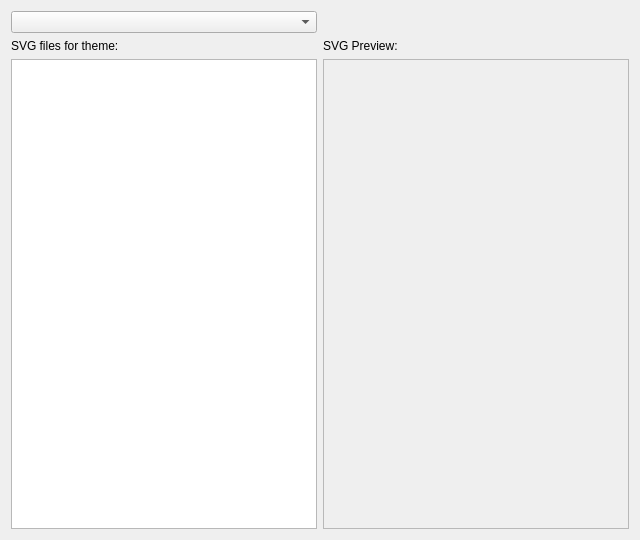
KDE/kde-workspace, file plasma/generic/tools/svgviewer/svgviewer.ui: the form before one commit.
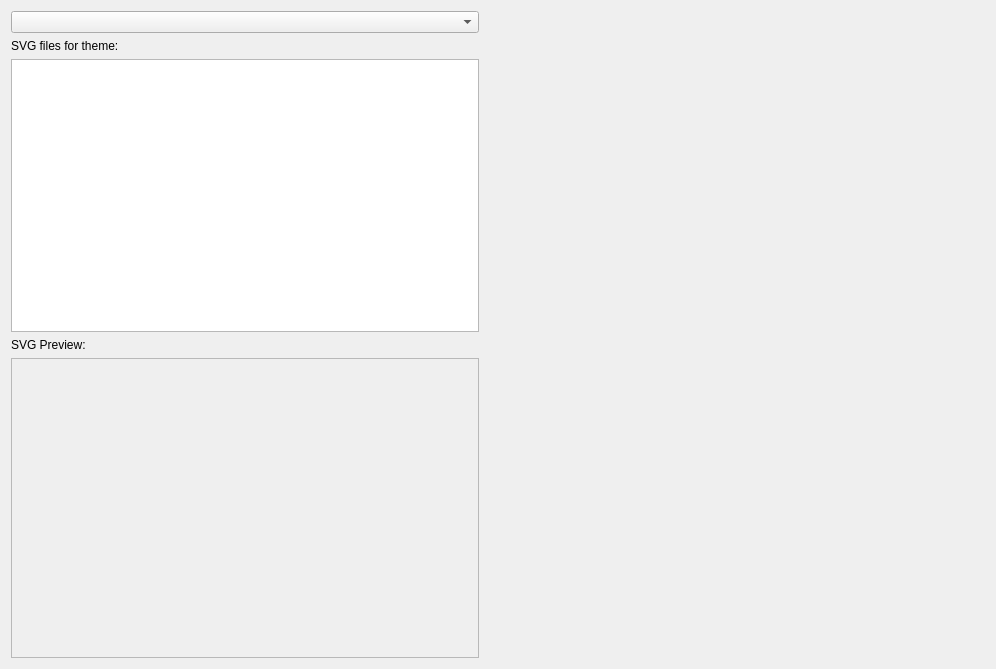
The form after the commit. Custom widgets are drawn as their Qt base class.

Commit message:
add m_sceneContainer to ui layout
prep for running a full desktop shell to preview thingies

Diff of the .ui file:
```diff
--- a/plasma/generic/tools/svgviewer/svgviewer.ui
+++ b/plasma/generic/tools/svgviewer/svgviewer.ui
@@ -6,14 +6,41 @@
    <rect>
     <x>0</x>
     <y>0</y>
-    <width>640</width>
-    <height>540</height>
+    <width>996</width>
+    <height>669</height>
    </rect>
   </property>
+  <layout class="QHBoxLayout" name="horizontalLayout_2">
+   <item>
+    <layout class="QHBoxLayout" name="horizontalLayout">
+     <item>
+      <layout class="QVBoxLayout" name="verticalLayout_3">
+       <item>
   <layout class="QVBoxLayout" name="verticalLayout">
    <item>
-    <layout class="QGridLayout" name="gridLayout">
-     <item row="4" column="0">
+          <widget class="KComboBox" name="m_themeSelector">
+           <property name="maximumSize">
+            <size>
+             <width>16777215</width>
+             <height>24</height>
+            </size>
+           </property>
+          </widget>
+         </item>
+         <item>
+          <widget class="QLabel" name="m_svgFilesLabel">
+           <property name="sizePolicy">
+            <sizepolicy hsizetype="MinimumExpanding" vsizetype="Preferred">
+             <horstretch>0</horstretch>
+             <verstretch>0</verstretch>
+            </sizepolicy>
+           </property>
+           <property name="text">
+            <string>SVG files for theme:</string>
+           </property>
+          </widget>
+         </item>
+         <item>
       <widget class="QTreeView" name="m_svgFilesTree">
        <property name="sizePolicy">
         <sizepolicy hsizetype="MinimumExpanding" vsizetype="MinimumExpanding">
@@ -21,6 +48,12 @@
          <verstretch>0</verstretch>
         </sizepolicy>
        </property>
+           <property name="maximumSize">
+            <size>
+             <width>16777215</width>
+             <height>16777215</height>
+            </size>
+           </property>
        <property name="editTriggers">
         <set>QAbstractItemView::NoEditTriggers</set>
        </property>
@@ -29,20 +62,11 @@
        </property>
       </widget>
      </item>
-     <item row="1" column="0">
-      <widget class="QLabel" name="m_svgFilesLabel">
-       <property name="sizePolicy">
-        <sizepolicy hsizetype="MinimumExpanding" vsizetype="Preferred">
-         <horstretch>0</horstretch>
-         <verstretch>0</verstretch>
-        </sizepolicy>
-       </property>
-       <property name="text">
-        <string>SVG files for theme:</string>
-       </property>
-      </widget>
-     </item>
-     <item row="1" column="1">
+        </layout>
+       </item>
+       <item>
+        <layout class="QVBoxLayout" name="verticalLayout_2">
+         <item>
       <widget class="QLabel" name="m_svgPreviewLabel">
        <property name="sizePolicy">
         <sizepolicy hsizetype="MinimumExpanding" vsizetype="Preferred">
@@ -55,18 +79,14 @@
        </property>
       </widget>
      </item>
-     <item row="0" column="0">
-      <widget class="KComboBox" name="m_themeSelector">
-       <property name="maximumSize">
-        <size>
-         <width>16777215</width>
-         <height>24</height>
-        </size>
-       </property>
-      </widget>
-     </item>
-     <item row="4" column="1">
+         <item>
       <widget class="QScrollArea" name="m_scrollArea">
+           <property name="minimumSize">
+            <size>
+             <width>200</width>
+             <height>200</height>
+            </size>
+           </property>
        <property name="widgetResizable">
         <bool>true</bool>
        </property>
@@ -75,11 +95,25 @@
          <rect>
           <x>0</x>
           <y>0</y>
-          <width>307</width>
-          <height>477</height>
+              <width>472</width>
+              <height>299</height>
          </rect>
         </property>
        </widget>
+          </widget>
+         </item>
+        </layout>
+       </item>
+      </layout>
+     </item>
+     <item>
+      <widget class="QWidget" name="m_shellContainer" native="true">
+       <property name="minimumSize">
+        <size>
+         <width>500</width>
+         <height>500</height>
+        </size>
+       </property>
       </widget>
      </item>
     </layout>
```
Lines whose indentation alone changed are shown as unchanged.
